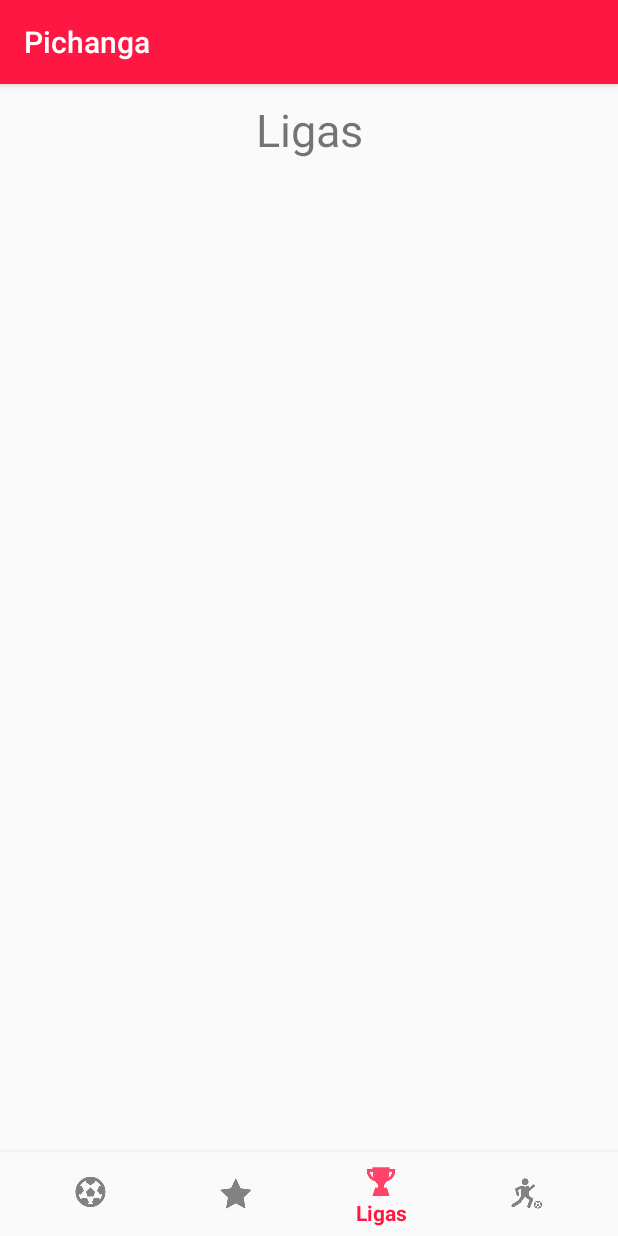
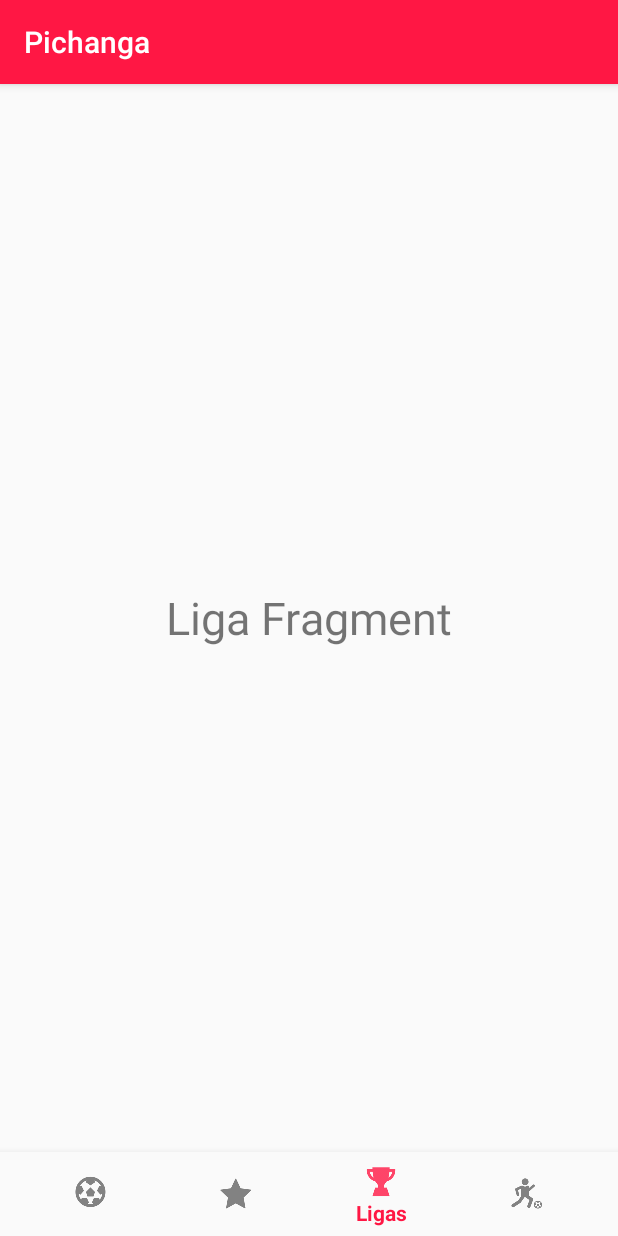
Before and after one commit to DonPolluelo/AppPichanga, an Android app: the MainActivity screen opened directly, with no data from a screen before it, item 3 of the bottom bar chosen, on a phone screen of 412 x 824 dp. Run offline under Robolectric (Android 15) with nearby library versions, the phone set to English and light mode, and no system bars.

Commit message:
Se agregan fragments a la bottom navigation bar

```diff
--- /dev/null
+++ b/app/src/main/java/com/pichangaexample/pichanga/LigasFragment.java
@@ -0,0 +1,17 @@
+package com.pichangaexample.pichanga;
+
+import android.os.Bundle;
+import android.support.annotation.Nullable;
+import android.support.v4.app.Fragment;
+import android.view.LayoutInflater;
+import android.view.View;
+import android.view.ViewGroup;
+
+public class LigasFragment extends Fragment {
+
+    @Nullable
+    @Override
+    public View onCreateView(LayoutInflater inflater, @Nullable ViewGroup container, @Nullable Bundle savedInstanceState) {
+        return inflater.inflate(R.layout.fragment_ligas, container, false);
+    }
+}
--- a/app/src/main/java/com/pichangaexample/pichanga/MainActivity.java
+++ b/app/src/main/java/com/pichangaexample/pichanga/MainActivity.java
@@ -4,6 +4,7 @@ import android.content.Intent;
 import android.support.annotation.NonNull;
 import android.support.design.widget.BottomNavigationView;
 import android.support.design.widget.TabLayout;
+import android.support.v4.app.Fragment;
 import android.support.v4.view.ViewPager;
 import android.support.v7.app.AppCompatActivity;
 import android.os.Bundle;
@@ -21,7 +22,7 @@ public class MainActivity extends AppCompatActivity {
 
 
 
-    private BottomNavigationView.OnNavigationItemSelectedListener mOnNavigationItemSelectedListener
+    /*private BottomNavigationView.OnNavigationItemSelectedListener mOnNavigationItemSelectedListener
             = new BottomNavigationView.OnNavigationItemSelectedListener() {
 
         @Override
@@ -42,9 +43,44 @@ public class MainActivity extends AppCompatActivity {
             }
             return false;
         }
-    };
+    };*/
 
-    @Override
+
+
+    private BottomNavigationView.OnNavigationItemSelectedListener navListener =
+            new BottomNavigationView.OnNavigationItemSelectedListener() {
+                @Override
+                public boolean onNavigationItemSelected(@NonNull MenuItem item) {
+                    Fragment selectedFragment = null;
+
+                    switch (item.getItemId()) {
+                        case R.id.navigation_partidos:
+                            selectedFragment = new PartidosFragment();
+                            break;
+                        case R.id.navigation_favoritos:
+                            selectedFragment = new FavoritosFragment();
+                            break;
+                        case R.id.navigation_ligas:
+                            selectedFragment = new LigasFragment();
+                            break;
+                        case R.id.navigation_perfil:
+                            selectedFragment = new PerfilFragment();
+                            break;
+                    }
+
+                    getSupportFragmentManager().beginTransaction().replace(R.id.fragment_container,
+                            selectedFragment).commit();
+
+                    return true;
+                }
+            };
+
+
+
+
+
+
+    /*@Override
     protected void onCreate(Bundle savedInstanceState) {
         super.onCreate(savedInstanceState);
         setContentView(R.layout.navigation_main);
@@ -54,7 +90,26 @@ public class MainActivity extends AppCompatActivity {
 
         mTextMessage = (TextView) findViewById(R.id.message);
        BottomNavigationView navigation = (BottomNavigationView) findViewById(R.id.navigation);
-       navigation.setOnNavigationItemSelectedListener(mOnNavigationItemSelectedListener);
+       navigation.setOnNavigationItemSelectedListener(mOnNavigationItemSelectedListener);*/
+
+
+
+
+
+    @Override
+    protected void onCreate(Bundle savedInstanceState) {
+        super.onCreate(savedInstanceState);
+        setContentView(R.layout.activity_main);
+
+        BottomNavigationView bottomNav = findViewById(R.id.bottom_navigation);
+        bottomNav.setOnNavigationItemSelectedListener(navListener);
+
+        //I added this if statement to keep the selected fragment when rotating the device
+        if (savedInstanceState == null) {
+            getSupportFragmentManager().beginTransaction().replace(R.id.fragment_container,
+                    new PartidosFragment()).commit();
+        }
+    }
 
 
        /* tabLayout = (TabLayout) findViewById(R.id.tablayout_id);
@@ -69,4 +124,3 @@ public class MainActivity extends AppCompatActivity {
 
 
     }
-    }
--- /dev/null
+++ b/app/src/main/java/com/pichangaexample/pichanga/PartidosFragment.java
@@ -0,0 +1,17 @@
+package com.pichangaexample.pichanga;
+
+import android.os.Bundle;
+import android.support.annotation.Nullable;
+import android.support.v4.app.Fragment;
+import android.view.LayoutInflater;
+import android.view.View;
+import android.view.ViewGroup;
+
+public class PartidosFragment extends Fragment {
+
+    @Nullable
+    @Override
+    public View onCreateView(LayoutInflater inflater, @Nullable ViewGroup container, @Nullable Bundle savedInstanceState) {
+        return inflater.inflate(R.layout.fragment_partidos, container, false);
+    }
+}
--- a/app/src/main/res/layout/activity_main.xml
+++ b/app/src/main/res/layout/activity_main.xml
@@ -1,3 +1,32 @@
+<?xml version="1.0" encoding="utf-8"?>
+
+<RelativeLayout xmlns:android="http://schemas.android.com/apk/res/android"
+    xmlns:app="http://schemas.android.com/apk/res-auto"
+    xmlns:tools="http://schemas.android.com/tools"
+    android:layout_width="match_parent"
+    android:layout_height="match_parent"
+    tools:context="com.pichangaexample.pichanga.MainActivity">
+
+    <FrameLayout
+        android:id="@+id/fragment_container"
+        android:layout_width="match_parent"
+        android:layout_height="match_parent"
+        android:layout_above="@id/bottom_navigation"/>
+
+    <android.support.design.widget.BottomNavigationView
+        android:id="@+id/bottom_navigation"
+        android:layout_width="match_parent"
+        android:layout_height="wrap_content"
+        android:layout_alignParentBottom="true"
+        app:menu="@menu/navigation"
+        android:background="?android:attr/windowBackground"/>
+
+</RelativeLayout>
+
+
+
+    <!--
+
     <?xml version="1.0" encoding="utf-8"?>
 
     <LinearLayout xmlns:android="http://schemas.android.com/apk/res/android"
@@ -26,3 +55,5 @@
         </android.support.v4.view.ViewPager>
 
     </LinearLayout>
+
+    -->
--- /dev/null
+++ b/app/src/main/res/layout/fragment_ligas.xml
@@ -0,0 +1,14 @@
+<?xml version="1.0" encoding="utf-8"?>
+
+<RelativeLayout xmlns:android="http://schemas.android.com/apk/res/android"
+    android:layout_width="match_parent"
+    android:layout_height="match_parent">
+
+    <TextView
+        android:layout_width="wrap_content"
+        android:layout_height="wrap_content"
+        android:text="Liga Fragment"
+        android:textSize="30sp"
+        android:layout_centerInParent="true"/>
+
+</RelativeLayout>
```
Also changed, not shown: app/src/main/java/com/pichangaexample/pichanga/FavoritosFragment.java (added, +17 -0 lines), app/src/main/java/com/pichangaexample/pichanga/PerfilFragment.java (added, +17 -0 lines), app/src/main/res/layout/fragment_favoritos.xml (added, +14 -0 lines), app/src/main/res/layout/fragment_partidos.xml (added, +14 -0 lines), app/src/main/res/layout/fragment_perfil.xml (added, +14 -0 lines). Lines whose indentation alone changed are shown as unchanged.
